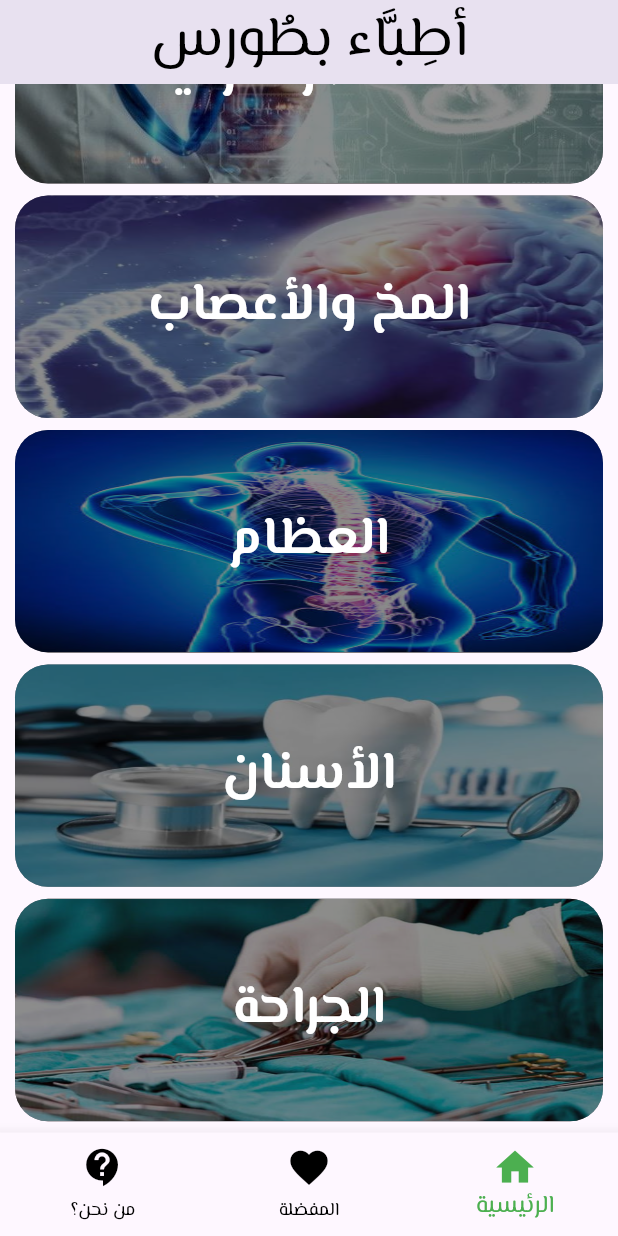
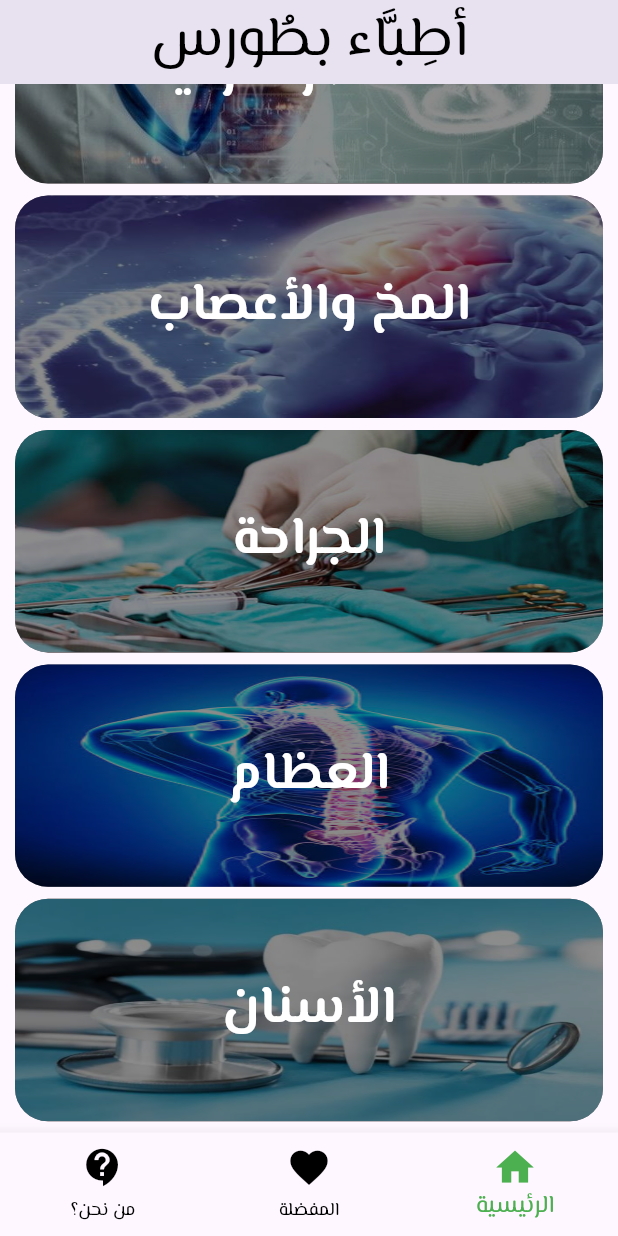
Before and after one commit to mohamedelkheety/dr_Butors, a Flutter app: the screen it shows after launch, scrolled down 551 dp, on a phone screen of 412 x 824 dp. Run offline on Flutter 3.47's test engine with Material 3 defaults, Android fonts, the phone set to English and light mode, and no system bars; our stand-ins replace flutter_bloc, hive, hive_flutter; accounts and stored records are empty.

Commit message:
Adding new specializations

```diff
--- a/lib/view/home/widget/home_page_body.dart
+++ b/lib/view/home/widget/home_page_body.dart
@@ -1,6 +1,7 @@
 import 'package:dr_boutros/view/home/aqsam/asnan.dart';
 import 'package:dr_boutros/view/home/aqsam/batna.dart';
 import 'package:dr_boutros/view/home/aqsam/children.dart';
+import 'package:dr_boutros/view/home/aqsam/geldia.dart';
 import 'package:flutter/material.dart';
 
 import 'category_home.dart';
@@ -37,7 +38,7 @@ class HomePageBody extends StatelessWidget {
             text: "الباطنة والحميات",
           ),
           CategoryHome(
-            navigatorTo: Batna(),
+            navigatorTo: Geldia(),
             assetImage: 'assets/images/geldia.jpeg',
             text: 'الأمراض الجلدية',
           ),
@@ -53,6 +54,11 @@ class HomePageBody extends StatelessWidget {
           ),
           CategoryHome(
             navigatorTo: Batna(),
+            assetImage: 'assets/images/graha.jpeg',
+            text: 'الجراحة',
+          ),
+          CategoryHome(
+            navigatorTo: Batna(),
             assetImage: 'assets/images/bon.jpeg',
             text: 'العظام',
           ),
@@ -63,8 +69,18 @@ class HomePageBody extends StatelessWidget {
           ),
           CategoryHome(
             navigatorTo: Batna(),
-            assetImage: 'assets/images/graha.jpeg',
-            text: 'الجراحة',
+            assetImage: 'assets/images/3laTabi3i.jpg',
+            text: 'العلاج الطبيعي',
+          ),
+          CategoryHome(
+            navigatorTo: Batna(),
+            assetImage: 'assets/images/ayes.jpg',
+            text: 'العيون',
+          ),
+          CategoryHome(
+            navigatorTo: Batna(),
+            assetImage: 'assets/images/renal.jpg',
+            text: 'الكلى والمسالك البولية',
           ),
         ],
       ),
```
Also changed, not shown: assets/images/3laTabi3i.jpg (added), assets/images/ayes.jpg (added), assets/images/renal.jpg (added).
